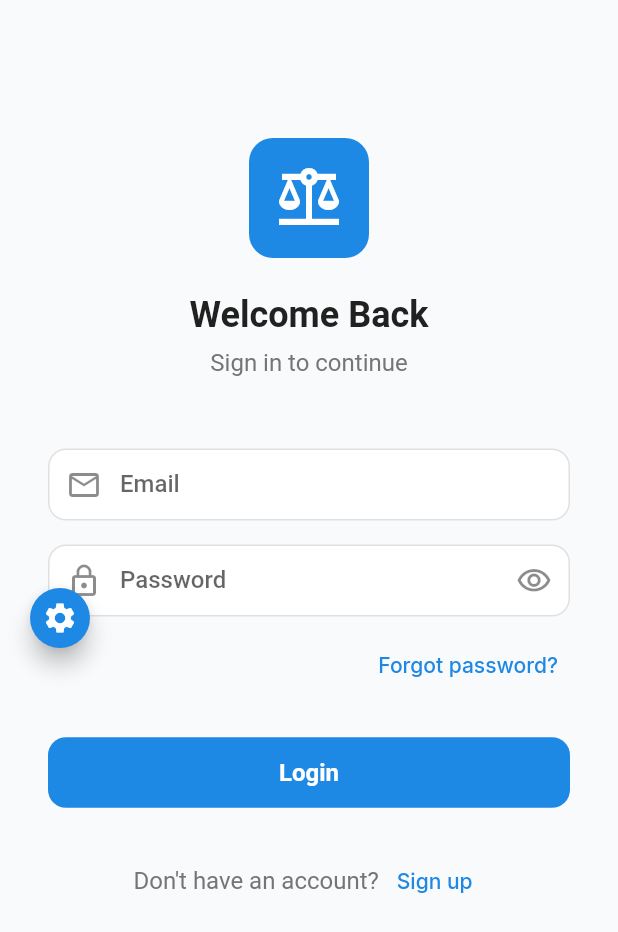
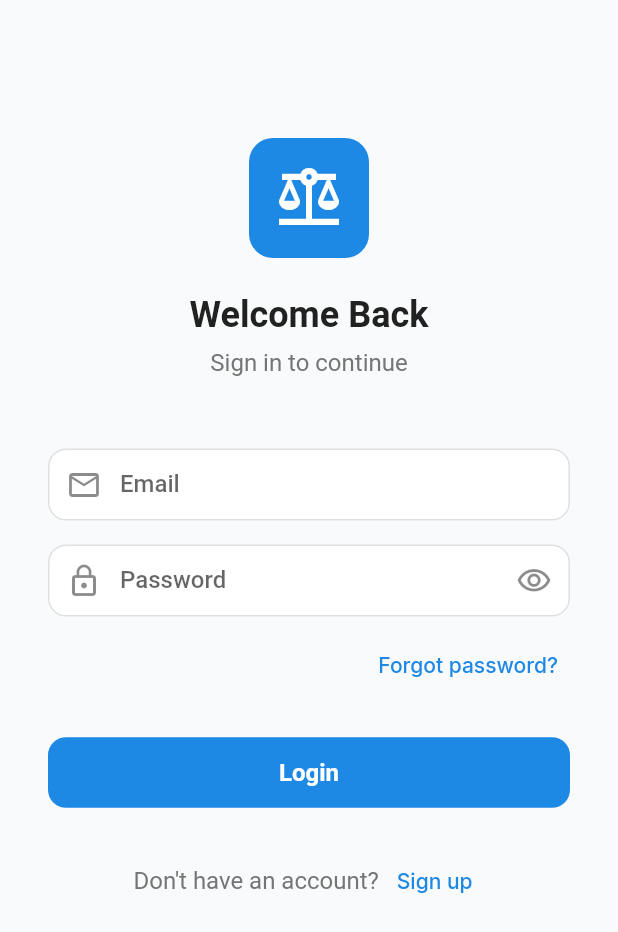
Before and after one commit to shadabtanjeed/CaseMate, a Flutter app: the screen it shows after launch, after a tap on "Skip", on a phone screen of 412 x 824 dp. Shown: the top 932 px of the screen. Run offline on Flutter 3.47's test engine with Material 3 defaults, Android fonts, the phone set to English and light mode, and no system bars; our stand-ins replace equatable, flutter_dotenv, flutter_markdown, flutter_riverpod, flutter_secure_storage, fluttertoast and 3 more; missing offline and left inert: flutter_sslcommerz, jitsi_meet_flutter_sdk; network calls fail; project files that could hold a hidden picture were left out.

Commit message:
added variable to show gear icon

```diff
--- a/frontend/lib/main.dart
+++ b/frontend/lib/main.dart
@@ -29,17 +29,23 @@ import 'package:flutter_dotenv/flutter_dotenv.dart';
 Future<void> main() async {
   WidgetsFlutterBinding.ensureInitialized();
   await dotenv.load(fileName: ".env");
+  // Global toggle to show the universal gear/navigation FAB across all pages.
+  // Set SHOW_UNIVERSAL_GEAR=true in frontend/.env to enable it. Defaults to false.
+  final showUniversalGear =
+      false; //dotenv.env['SHOW_UNIVERSAL_GEAR']?.toLowerCase() == 'true';
   SystemChrome.setSystemUIOverlayStyle(
     const SystemUiOverlayStyle(
       statusBarColor: Colors.transparent,
       statusBarIconBrightness: Brightness.dark,
     ),
   );
-  runApp(const ProviderScope(child: MyApp()));
+  runApp(ProviderScope(child: MyApp(showUniversalGear: showUniversalGear)));
 }
 
 class MyApp extends ConsumerWidget {
-  const MyApp({super.key});
+  final bool showUniversalGear;
+
+  const MyApp({super.key, required this.showUniversalGear});
 
   @override
   Widget build(BuildContext context, WidgetRef ref) {
@@ -51,13 +57,15 @@ class MyApp extends ConsumerWidget {
       theme: AppTheme.lightTheme,
       darkTheme: AppTheme.darkTheme,
       themeMode: isDarkMode ? ThemeMode.dark : ThemeMode.light,
-      home: const AppNavigator(),
+      home: AppNavigator(showUniversalGear: showUniversalGear),
     );
   }
 }
 
 class AppNavigator extends StatefulWidget {
-  const AppNavigator({super.key});
+  final bool showUniversalGear;
+
+  const AppNavigator({super.key, required this.showUniversalGear});
 
   @override
   State<AppNavigator> createState() => _AppNavigatorState();
@@ -295,11 +303,14 @@ class _AppNavigatorState extends State<AppNavigator> {
 
     return Scaffold(
       body: body,
-      floatingActionButton: FloatingActionButton.small(
-        onPressed: () => _showScreenSelector(context),
-        backgroundColor: AppTheme.primaryBlue,
-        child: const Icon(Icons.settings, color: Colors.white),
-      ),
+      // Show the universal gear FAB only when enabled via the SHOW_UNIVERSAL_GEAR env var
+      floatingActionButton: widget.showUniversalGear
+          ? FloatingActionButton.small(
+              onPressed: () => _showScreenSelector(context),
+              backgroundColor: AppTheme.primaryBlue,
+              child: const Icon(Icons.settings, color: Colors.white),
+            )
+          : null,
       floatingActionButtonLocation: _MidLeftFabLocation(),
     );
   }
```
